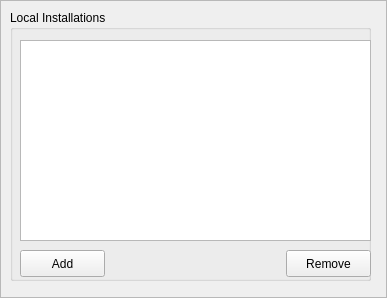
Above: serverwindow.ui from backraw/SteamCMD-GUI-Qt before the change. Below: the same form after it.
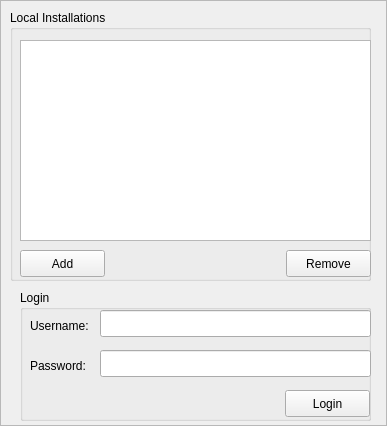
That is the form after the change.

Commit message:
erverwindow: Add GroupBox 'Login'
	Contains:
	- Label and LineEdit for 'Username'
	- Label and LineEdit for 'Password' (echo mode = 'password')

	Logic beind it:
	- Store the initial window size and subtract it by 190
	- Expand the window size by 130 to show the Login GroupBox,
	  if the server needs a user to login before installing.

What changed in the file:
```diff
--- a/serverwindow.ui
+++ b/serverwindow.ui
@@ -7,7 +7,7 @@
     <x>0</x>
     <y>0</y>
     <width>387</width>
-    <height>298</height>
+    <height>426</height>
    </rect>
   </property>
   <property name="windowTitle">
@@ -68,6 +68,87 @@
     </property>
    </widget>
   </widget>
+  <widget class="QGroupBox" name="groupBox_2">
+   <property name="geometry">
+    <rect>
+     <x>20</x>
+     <y>290</y>
+     <width>351</width>
+     <height>131</height>
+    </rect>
+   </property>
+   <property name="title">
+    <string>Login</string>
+   </property>
+   <widget class="QLabel" name="label">
+    <property name="geometry">
+     <rect>
+      <x>10</x>
+      <y>20</y>
+      <width>71</width>
+      <height>31</height>
+     </rect>
+    </property>
+    <property name="text">
+     <string>Username:</string>
+    </property>
+   </widget>
+   <widget class="QLabel" name="label_2">
+    <property name="geometry">
+     <rect>
+      <x>10</x>
+      <y>60</y>
+      <width>71</width>
+      <height>31</height>
+     </rect>
+    </property>
+    <property name="text">
+     <string>Password:</string>
+    </property>
+   </widget>
+   <widget class="QLineEdit" name="lineEditLoginUsername">
+    <property name="geometry">
+     <rect>
+      <x>80</x>
+      <y>20</y>
+      <width>271</width>
+      <height>27</height>
+     </rect>
+    </property>
+   </widget>
+   <widget class="QLineEdit" name="lineEditLoginPassword">
+    <property name="geometry">
+     <rect>
+      <x>80</x>
+      <y>60</y>
+      <width>271</width>
+      <height>27</height>
+     </rect>
+    </property>
+    <property name="contextMenuPolicy">
+     <enum>Qt::NoContextMenu</enum>
+    </property>
+    <property name="inputMethodHints">
+     <set>Qt::ImhNone</set>
+    </property>
+    <property name="echoMode">
+     <enum>QLineEdit::Password</enum>
+    </property>
+   </widget>
+   <widget class="QPushButton" name="pushButtonLogin">
+    <property name="geometry">
+     <rect>
+      <x>265</x>
+      <y>100</y>
+      <width>85</width>
+      <height>27</height>
+     </rect>
+    </property>
+    <property name="text">
+     <string>Login</string>
+    </property>
+   </widget>
+  </widget>
  </widget>
  <resources/>
  <connections/>
```
The commit also changes 2 other files.
